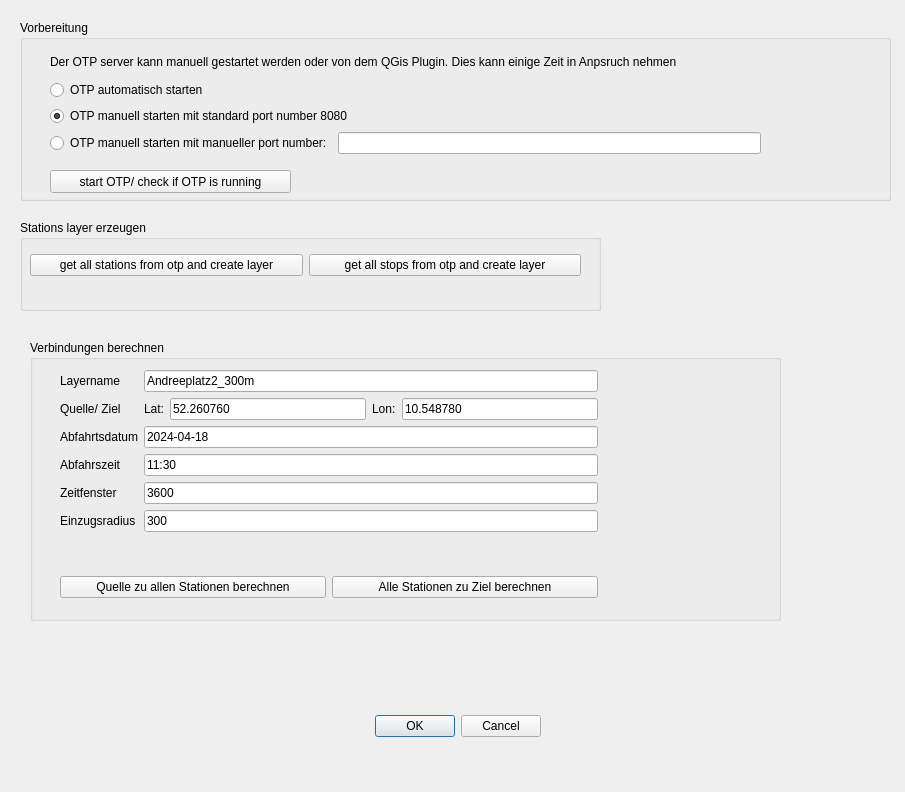
Above: public_transit_analysis_dialog_base.ui from ThanDerJoren/transitReachabilityAnalyser before the change. Below: the same form after it.
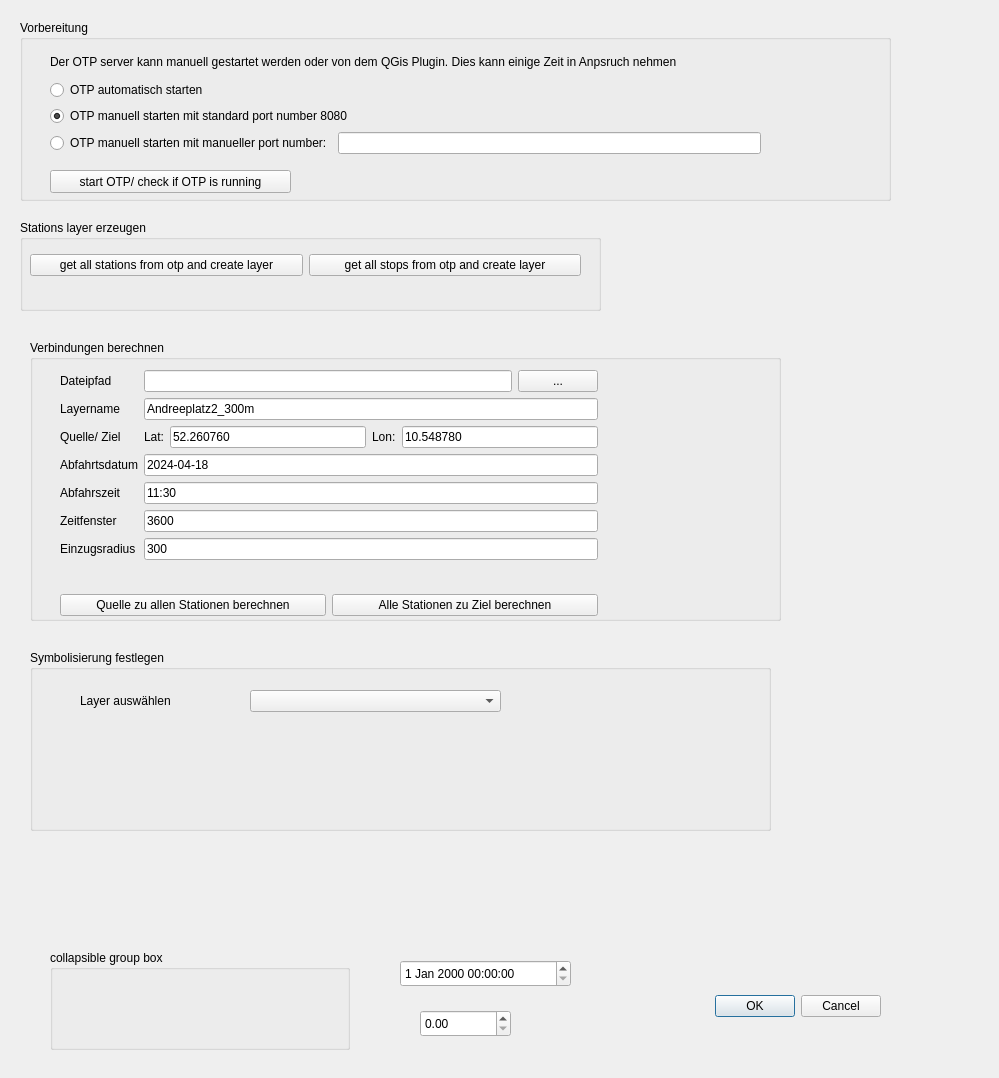
That is the form after the change. Custom widgets are drawn as their Qt base class.

Commit message: choose filepath in itinerary calculation. start to develop default symbology

```diff
--- a/public_transit_analysis_dialog_base.ui
+++ b/public_transit_analysis_dialog_base.ui
@@ -6,8 +6,8 @@
    <rect>
     <x>0</x>
     <y>0</y>
-    <width>905</width>
-    <height>792</height>
+    <width>999</width>
+    <height>1078</height>
    </rect>
   </property>
   <property name="windowTitle">
@@ -16,8 +16,8 @@
   <widget class="QDialogButtonBox" name="button_box">
    <property name="geometry">
     <rect>
-     <x>200</x>
-     <y>710</y>
+     <x>540</x>
+     <y>990</y>
      <width>341</width>
      <height>32</height>
     </rect>
@@ -172,20 +172,20 @@
       <x>30</x>
       <y>30</y>
       <width>538</width>
-      <height>228</height>
+      <height>246</height>
      </rect>
     </property>
     <layout class="QVBoxLayout" name="verticalLayout_2">
      <item>
       <layout class="QFormLayout" name="formLayout">
-       <item row="1" column="0">
+       <item row="2" column="0">
         <widget class="QLabel" name="label">
          <property name="text">
           <string>Quelle/ Ziel</string>
          </property>
         </widget>
        </item>
-       <item row="1" column="1">
+       <item row="2" column="1">
         <layout class="QHBoxLayout" name="horizontalLayout_3">
          <item>
           <widget class="QLabel" name="label_7">
@@ -217,76 +217,97 @@
          </item>
         </layout>
        </item>
-       <item row="2" column="0">
+       <item row="3" column="0">
         <widget class="QLabel" name="label_5">
          <property name="text">
           <string>Abfahrtsdatum</string>
          </property>
         </widget>
        </item>
-       <item row="2" column="1">
+       <item row="3" column="1">
         <widget class="QLineEdit" name="le_date">
          <property name="text">
           <string>2024-04-18</string>
          </property>
         </widget>
        </item>
-       <item row="3" column="0">
+       <item row="4" column="0">
         <widget class="QLabel" name="label_3">
          <property name="text">
           <string>Abfahrszeit</string>
          </property>
         </widget>
        </item>
-       <item row="3" column="1">
+       <item row="4" column="1">
         <widget class="QLineEdit" name="le_time">
          <property name="text">
           <string>11:30</string>
          </property>
         </widget>
        </item>
-       <item row="4" column="0">
+       <item row="5" column="0">
         <widget class="QLabel" name="label_4">
          <property name="text">
           <string>Zeitfenster</string>
          </property>
         </widget>
        </item>
-       <item row="4" column="1">
+       <item row="5" column="1">
         <widget class="QLineEdit" name="le_searchWindow">
          <property name="text">
           <string>3600</string>
          </property>
         </widget>
        </item>
-       <item row="5" column="0">
+       <item row="6" column="0">
         <widget class="QLabel" name="label_6">
          <property name="text">
           <string>Einzugsradius</string>
          </property>
         </widget>
        </item>
-       <item row="5" column="1">
+       <item row="6" column="1">
         <widget class="QLineEdit" name="le_catchment_area">
          <property name="text">
           <string>300</string>
          </property>
         </widget>
        </item>
-       <item row="0" column="0">
+       <item row="1" column="0">
         <widget class="QLabel" name="label_9">
          <property name="text">
           <string>Layername</string>
          </property>
         </widget>
        </item>
-       <item row="0" column="1">
+       <item row="1" column="1">
         <widget class="QLineEdit" name="le_layer_name">
          <property name="text">
           <string>Andreeplatz2_300m</string>
          </property>
         </widget>
        </item>
+       <item row="0" column="0">
+        <widget class="QLabel" name="label_10">
+         <property name="text">
+          <string>Dateipfad</string>
+         </property>
+        </widget>
+       </item>
+       <item row="0" column="1">
+        <layout class="QHBoxLayout" name="horizontalLayout_5">
+         <item>
+          <widget class="QLineEdit" name="le_filepath_itineraries"/>
+         </item>
+         <item>
+          <widget class="QPushButton" name="pb_open_explorer_itineraries">
+           <property name="text">
+            <string>...</string>
+           </property>
+          </widget>
+         </item>
+        </layout>
+       </item>
       </layout>
      </item>
      <item>
@@ -310,7 +331,94 @@
     </layout>
    </widget>
   </widget>
+  <widget class="QgsDateTimeEdit" name="mDateTimeEdit">
+   <property name="geometry">
+    <rect>
+     <x>400</x>
+     <y>960</y>
+     <width>171</width>
+     <height>27</height>
+    </rect>
+   </property>
+  </widget>
+  <widget class="QgsCollapsibleGroupBox" name="mGroupBox">
+   <property name="geometry">
+    <rect>
+     <x>50</x>
+     <y>950</y>
+     <width>300</width>
+     <height>100</height>
+    </rect>
+   </property>
+   <property name="title">
+    <string>collapsible group box</string>
+   </property>
+  </widget>
+  <widget class="QgsDoubleSpinBox" name="mQgsDoubleSpinBox">
+   <property name="geometry">
+    <rect>
+     <x>420</x>
+     <y>1010</y>
+     <width>91</width>
+     <height>27</height>
+    </rect>
+   </property>
+  </widget>
+  <widget class="QGroupBox" name="groupBox_4">
+   <property name="geometry">
+    <rect>
+     <x>30</x>
+     <y>650</y>
+     <width>741</width>
+     <height>181</height>
+    </rect>
+   </property>
+   <property name="title">
+    <string>Symbolisierung festlegen</string>
+   </property>
+   <widget class="QLabel" name="label_11">
+    <property name="geometry">
+     <rect>
+      <x>50</x>
+      <y>40</y>
+      <width>141</width>
+      <height>21</height>
+     </rect>
+    </property>
+    <property name="text">
+     <string>Layer auswählen</string>
+    </property>
+   </widget>
+   <widget class="QComboBox" name="cb_layer_symbology">
+    <property name="geometry">
+     <rect>
+      <x>220</x>
+      <y>40</y>
+      <width>251</width>
+      <height>22</height>
+     </rect>
+    </property>
+   </widget>
+  </widget>
  </widget>
+ <customwidgets>
+  <customwidget>
+   <class>QgsCollapsibleGroupBox</class>
+   <extends>QGroupBox</extends>
+   <header>qgscollapsiblegroupbox.h</header>
+   <container>1</container>
+  </customwidget>
+  <customwidget>
+   <class>QgsDateTimeEdit</class>
+   <extends>QDateTimeEdit</extends>
+   <header>qgsdatetimeedit.h</header>
+  </customwidget>
+  <customwidget>
+   <class>QgsDoubleSpinBox</class>
+   <extends>QDoubleSpinBox</extends>
+   <header>qgsdoublespinbox.h</header>
+  </customwidget>
+ </customwidgets>
  <resources/>
  <connections>
   <connection>
```
The commit also changes 1 other file.
